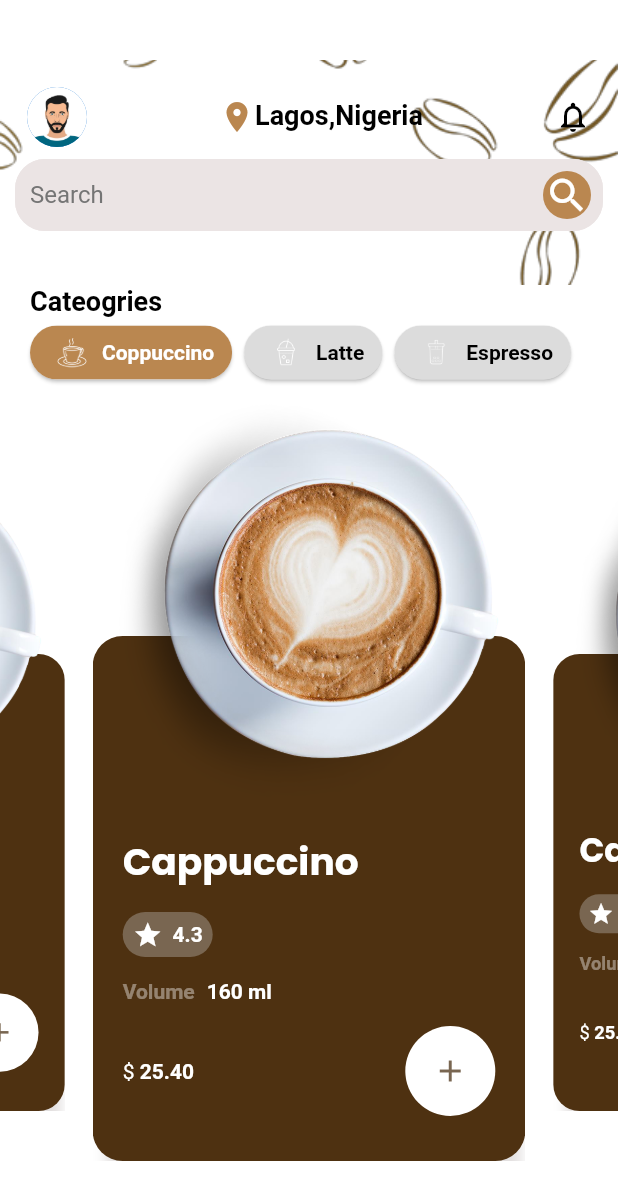
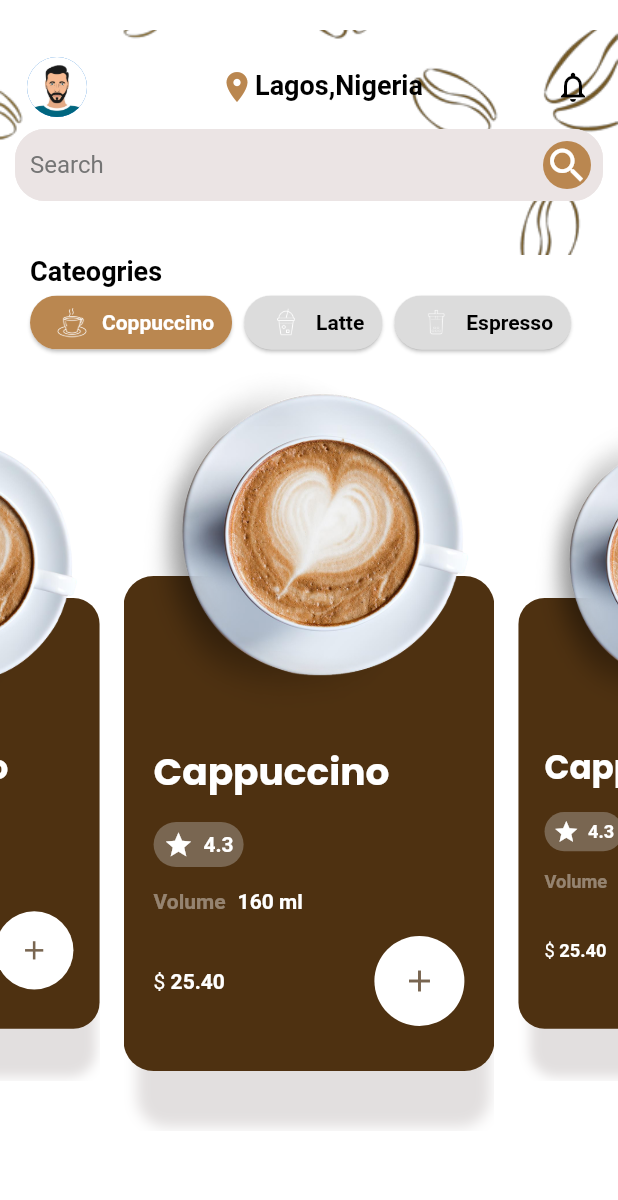
Before and after one commit to mahesh-mr/Arvension_ui_task, a Flutter app: the ScreenHome screen opened directly, on a phone screen of 412 x 824 dp. Shown: the top 1200 px of the screen. Run offline on Flutter 3.47's test engine with Material 2 defaults, Android fonts, the phone set to English and light mode, and no system bars; drawn by our look-alikes of carousel_slider; our stand-ins replace font_awesome_flutter, google_fonts, readmore.

Commit message:
therd commit

```diff
--- a/lib/view/screen/screen_home/screen_home.dart
+++ b/lib/view/screen/screen_home/screen_home.dart
@@ -11,7 +11,7 @@ class ScreenHome extends StatelessWidget {
     return Scaffold(
       backgroundColor: white,
       body: Padding(
-        padding: const EdgeInsets.only(top: 20),
+        padding: const EdgeInsets.only(top: 0),
         child: Column(
           mainAxisAlignment: MainAxisAlignment.start,
           crossAxisAlignment: CrossAxisAlignment.start,
@@ -41,11 +41,14 @@ class ScreenHome extends StatelessWidget {
                     child: Stack(
                       children: [
                         Container(
+
                           alignment: Alignment.bottomCenter,
+                          child: Padding(
+                            padding: const EdgeInsets.only(bottom: 40),
                             child: Container(
-                              height: 350,
+                                height: 330,
                                 decoration: BoxDecoration(
-                                boxShadow: const[
+                                  boxShadow: const [
                                     BoxShadow(
                                       offset: Offset(3, 43),
                                       spreadRadius: -6,
@@ -63,12 +66,12 @@ class ScreenHome extends StatelessWidget {
                                     mainAxisAlignment: MainAxisAlignment.end,
                                     crossAxisAlignment: CrossAxisAlignment.start,
                                     children: [
-                                    h15,
-                                    h15,
-                                    h15,
-                                    Text(
+                                      Padding(
+                                        padding: const EdgeInsets.only(top: 45),
+                                        child: Text(
                                           "Cappuccino",
                                           style: mainHeadWhite,
+                                        ),
                                       ),
                                       h15,
                                       price(),
@@ -98,12 +101,13 @@ class ScreenHome extends StatelessWidget {
                                   ),
                                 )),
                           ),
+                        ),
                         Positioned(
                           top: 0,
                           right: 14,
                           child: ClipOval(
                             child: SizedBox.fromSize(
-                              size: const Size.fromRadius(140), // Image radius
+                              size: const Size.fromRadius(120), // Image radius
                               child: Image.asset(
                                 'assets/coff.png',
                                 fit: BoxFit.cover,
@@ -119,7 +123,7 @@ class ScreenHome extends StatelessWidget {
                   autoPlay: true,
                   disableCenter: true,
                   enlargeCenterPage: true,
-                  viewportFraction: 0.7,
+                  viewportFraction: 0.6,
                   aspectRatio: .8,
                   initialPage: 0,
                 ))
--- a/lib/view/screen/screen_main/main_screen.dart
+++ b/lib/view/screen/screen_main/main_screen.dart
@@ -1,3 +1,4 @@
+import 'package:arvension_ui_test/view/screen/screen_home/screen_home.dart';
 import 'package:arvension_ui_test/view/screen/screen_main/widgets/screen2.dart';
 import 'package:arvension_ui_test/view/screen/screen_main/widgets/screen3.dart';
 import 'package:arvension_ui_test/view/style/style.dart';
@@ -16,8 +17,9 @@ class HomeScreen extends StatefulWidget {
 class _HomeScreenState extends State<HomeScreen> {
   int _currentSelectedIndex = 0;
   final List<Widget> _pages = [
-    HomeScreen(),
-    Screen2(),
+  ScreenHome(),
+   // Screen2(),
+      Screen2(),
     Screen3(),
   ];
 
```
Lines whose indentation alone changed are shown as unchanged.
